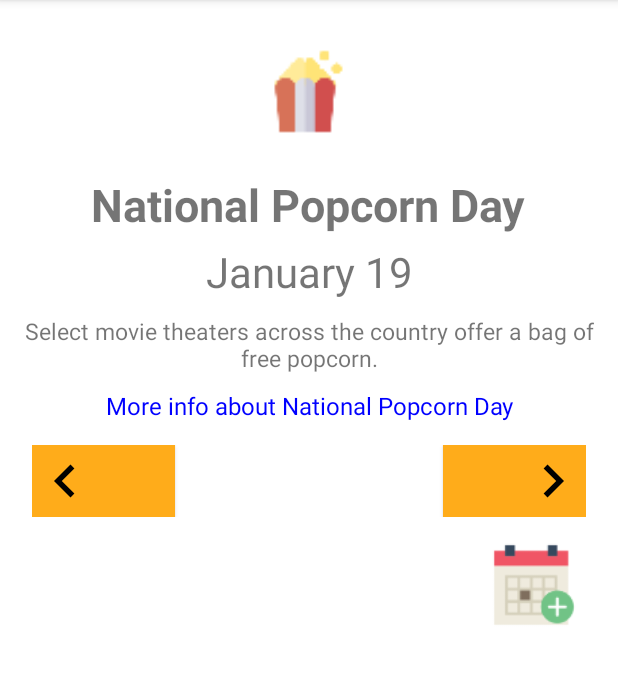
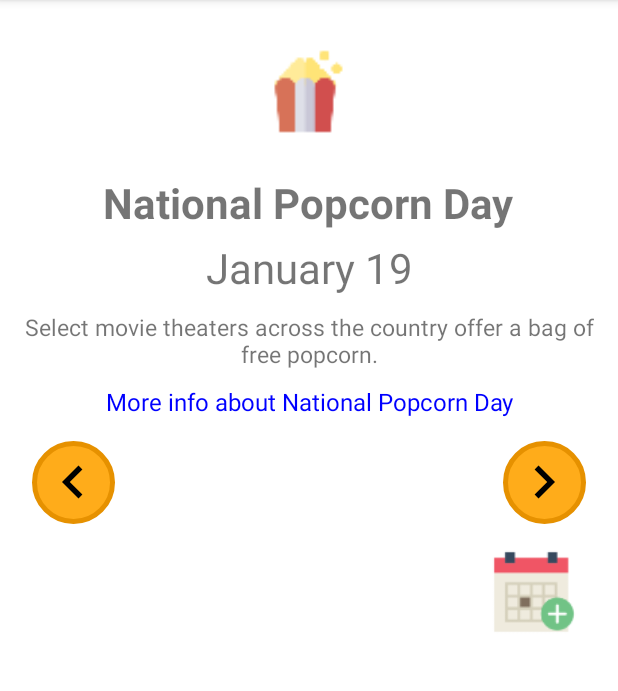
Before and after one commit to nifferdil/Free-Days, an Android app: the FreeDaysActivity screen opened directly, with no data from a screen before it, on a phone screen of 412 x 824 dp, the part 84-775 px from its top. Run offline under Robolectric (Android 15) with nearby library versions, the phone set to English and light mode, and no system bars; our stand-ins replace ButterKnife.

Commit message:
Style buttons

```diff
--- a/app/src/main/java/com/epicodus/nationalfreedays/epicodus/ui/FreeDaysActivity.java
+++ b/app/src/main/java/com/epicodus/nationalfreedays/epicodus/ui/FreeDaysActivity.java
@@ -7,8 +7,8 @@ import android.os.Bundle;
 import android.provider.CalendarContract;
 import android.support.v7.app.AppCompatActivity;
 import android.view.View;
-import android.widget.Button;
 import android.widget.ImageView;
+import android.widget.RelativeLayout;
 import android.widget.TextView;
 
 import com.epicodus.nationalfreedays.R;
@@ -35,9 +35,9 @@ public class FreeDaysActivity extends AppCompatActivity {
     @Bind(R.id.websiteLabel)
     TextView mWebsiteLabel;
     @Bind(R.id.nextButton)
-    Button mNextButton;
+    RelativeLayout mNextButton;
     @Bind(R.id.button_previous)
-    Button mPreviousButton;
+    RelativeLayout mPreviousButton;
 //    @Bind(R.id.addNote)
 //    Button mAddNote;
     @Bind(R.id.calendarButton)
--- /dev/null
+++ b/app/src/main/res/drawable/round_button.xml
@@ -0,0 +1,10 @@
+<?xml version="1.0" encoding="utf-8"?>
+<selector xmlns:android="http://schemas.android.com/apk/res/android">
+    <item>
+        <shape android:shape="oval">
+            <stroke android:color="#e69100" android:width="3dp" />
+            <solid android:color="#ffac1a"/>
+            <size android:width="50dp" android:height="50dp"/>
+        </shape>
+    </item>
+</selector>
--- a/app/src/main/res/layout/activity_free_days.xml
+++ b/app/src/main/res/layout/activity_free_days.xml
@@ -33,7 +33,7 @@
                 android:gravity="center"
                 android:text="Free Day Name"
                 android:textIsSelectable="false"
-                android:textSize="30dp"
+                android:textSize="28dp"
                 android:textStyle="bold"/>
 
             <TextView
@@ -72,29 +72,53 @@
                             android:layout_margin="5dp"
                 >
 
-                <Button
-                    android:text=""
-                    android:layout_width="95dp"
-                    android:layout_height="wrap_content"
-                    android:id="@+id/button_previous"
-                    android:layout_alignParentLeft="true"
-                    android:padding="0dp"
-                    android:background="#ffac1a"
-                    android:drawableLeft="@drawable/ic_chevron_left_black_24dp"
-                    android:layout_gravity="left"
-                    />
+                <RelativeLayout xmlns:android="http://schemas.android.com/apk/res/android"
+                                android:layout_width="match_parent"
+                                android:layout_height="match_parent">
 
-                <Button
-                    android:text=""
-                    android:layout_width="95dp"
-                    android:layout_height="wrap_content"
-                    android:drawableRight="@drawable/ic_chevron_right_black_24dp"
-                    android:id="@+id/nextButton"
-                    android:layout_alignParentRight="true"
-                    android:background="#ffac1a"
-                    android:layout_marginLeft="140dp"
-                    android:layout_gravity="right"
-                    />
+                    <RelativeLayout
+                        android:id="@+id/button_previous"
+                        android:layout_alignParentBottom="true"
+                        android:layout_centerHorizontal="true"
+                        android:layout_width="55dp"
+                        android:layout_height="55dp"
+                        android:layout_alignParentLeft="true"
+                        android:background="@drawable/round_button"
+                        android:layout_gravity="left"
+                        >
+
+                        <ImageView
+                            android:layout_width="wrap_content"
+                            android:layout_height="wrap_content"
+                            android:layout_centerInParent="true"
+                            android:background="@drawable/ic_chevron_left_black_24dp"
+                             />
+
+                    </RelativeLayout>
+
+                    <RelativeLayout
+                        android:id="@+id/nextButton"
+                        android:layout_alignParentBottom="true"
+                        android:layout_centerHorizontal="true"
+                        android:layout_width="55dp"
+                        android:layout_height="55dp"
+                        android:layout_alignParentRight="true"
+                        android:background="@drawable/round_button"
+                        android:layout_gravity="left"
+                        >
+
+                        <ImageView
+                            android:layout_width="wrap_content"
+                            android:layout_height="wrap_content"
+                            android:layout_centerInParent="true"
+                            android:background="@drawable/ic_chevron_right_black_24dp"
+                            />
+
+                    </RelativeLayout>
+                </RelativeLayout>
+
+
+
             </RelativeLayout>
 
             <!--<Button-->
```
